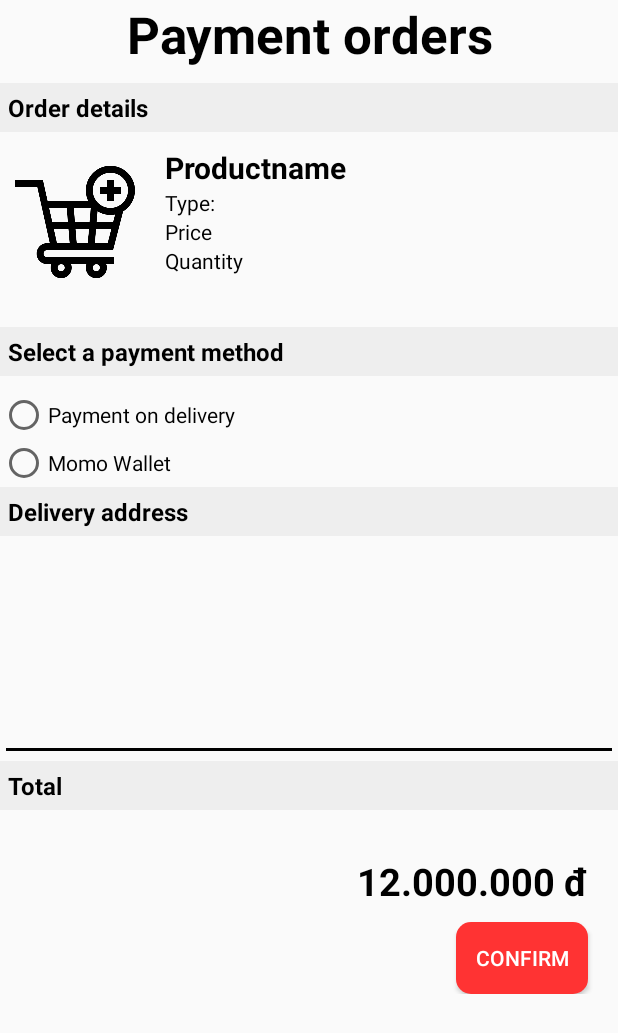
After one commit to Khangnekk/Android_Phone_Shop, an Android app: the layout activity_billing.xml on its own in the app's theme, with its tools: preview values and no code run, on a phone screen of 412 x 824 dp. The commit adds this screen. Shown: the top 1033 px of the screen. Run offline under Robolectric (Android 15) with nearby library versions, the phone set to English and light mode, and no system bars; Roboto replaces fonts that are not available here.

Commit message:
add billing screen layout

```diff
--- /dev/null
+++ b/app/src/main/res/drawable/btn_confirm.xml
@@ -0,0 +1,23 @@
+<?xml version="1.0" encoding="utf-8"?>
+<shape xmlns:android="http://schemas.android.com/apk/res/android" android:shape="rectangle">
+
+
+    <!-- Set màu nền-->
+    <solid android:color="#FF3333"/>
+
+    <!-- đặt thuộc tính màu và độ rộng của đường viền -->
+
+
+    <!-- các thuộc tính căn chỉnh-->
+    <padding
+        android:left="20dp"
+        android:top="10dp"
+        android:right="20dp"
+        android:bottom="10dp" >
+    </padding>
+
+    <!-- và đây là bán kính đường tròn ở 4 góc -->
+    <corners
+        android:radius="10dp" >
+    </corners>
+</shape>
--- /dev/null
+++ b/app/src/main/res/layout/activity_billing.xml
@@ -0,0 +1,238 @@
+<?xml version="1.0" encoding="utf-8"?>
+<LinearLayout xmlns:android="http://schemas.android.com/apk/res/android"
+    android:layout_width="match_parent"
+    android:layout_height="match_parent"
+    android:orientation="vertical"
+    android:textAlignment="center">
+
+    <TextView
+        android:id="@+id/textView15"
+        android:layout_width="match_parent"
+        android:layout_height="wrap_content"
+        android:gravity="center"
+        android:text="Payment orders"
+        android:textAlignment="center"
+        android:textColor="#000000"
+        android:textSize="34sp"
+        android:textStyle="bold" />
+
+    <LinearLayout
+        android:layout_width="match_parent"
+        android:layout_height="wrap_content"
+        android:orientation="horizontal">
+
+        <LinearLayout
+            android:layout_width="match_parent"
+            android:layout_height="match_parent"
+            android:layout_marginTop="10dp"
+            android:orientation="vertical">
+
+            <TextView
+                android:id="@+id/textView14"
+                android:layout_width="match_parent"
+                android:layout_height="wrap_content"
+                android:layout_weight="1"
+                android:background="#0C000000"
+                android:padding="5dp"
+                android:text="Order details"
+                android:textColor="@color/black"
+                android:textSize="16sp"
+                android:textStyle="bold" />
+
+            <LinearLayout
+                android:layout_width="match_parent"
+                android:layout_height="wrap_content"
+                android:layout_marginTop="10dp"
+                android:orientation="horizontal">
+
+                <ImageView
+                    android:id="@+id/imageView"
+                    android:layout_width="100dp"
+                    android:layout_height="100dp"
+                    android:padding="10dp"
+                    android:src="@drawable/addtocart" />
+
+                <LinearLayout
+                    android:layout_width="match_parent"
+                    android:layout_height="100dp"
+                    android:orientation="vertical"
+                    android:paddingLeft="10dp"
+                    android:paddingEnd="10dp">
+
+                    <TextView
+                        android:id="@+id/txtProductName"
+                        android:layout_width="match_parent"
+                        android:layout_height="wrap_content"
+                        android:text="Productname"
+                        android:textColor="#000000"
+                        android:textSize="20sp"
+                        android:textStyle="bold" />
+
+                    <TextView
+                        android:id="@+id/txtType"
+                        android:layout_width="match_parent"
+                        android:layout_height="wrap_content"
+                        android:text="Type:"
+                        android:textColor="#000000" />
+
+                    <TextView
+                        android:id="@+id/txtPrice"
+                        android:layout_width="match_parent"
+                        android:layout_height="wrap_content"
+                        android:text="Price"
+                        android:textColor="#000000" />
+
+                    <TextView
+                        android:id="@+id/txtQuantity"
+                        android:layout_width="match_parent"
+                        android:layout_height="wrap_content"
+                        android:text="Quantity"
+                        android:textColor="#000000" />
+                </LinearLayout>
+            </LinearLayout>
+        </LinearLayout>
+
+    </LinearLayout>
+
+    <LinearLayout
+        android:layout_width="match_parent"
+        android:layout_height="wrap_content"
+        android:orientation="horizontal">
+
+        <LinearLayout
+            android:layout_width="match_parent"
+            android:layout_height="wrap_content"
+            android:layout_marginTop="20dp"
+            android:layout_weight="1"
+            android:orientation="vertical">
+
+            <TextView
+                android:id="@+id/textView5"
+                android:layout_width="match_parent"
+                android:layout_height="wrap_content"
+                android:layout_weight="1"
+                android:background="#0C000000"
+                android:padding="5dp"
+                android:text="Select a payment method"
+                android:textColor="@color/black"
+                android:textSize="16sp"
+                android:textStyle="bold" />
+
+            <RadioGroup
+                android:layout_width="match_parent"
+                android:layout_height="match_parent"
+                android:layout_marginTop="10dp"
+                android:orientation="vertical">
+
+                <RadioButton
+                    android:id="@+id/radioButton4"
+                    android:layout_width="wrap_content"
+                    android:layout_height="wrap_content"
+                    android:layout_weight="1"
+                    android:text="Payment on delivery"
+                    android:textColor="#000000" />
+
+                <RadioButton
+                    android:id="@+id/radioButton5"
+                    android:layout_width="wrap_content"
+                    android:layout_height="wrap_content"
+                    android:layout_weight="1"
+                    android:text="Momo Wallet"
+                    android:textColor="#000000" />
+            </RadioGroup>
+        </LinearLayout>
+
+    </LinearLayout>
+
+    <LinearLayout
+        android:layout_width="match_parent"
+        android:layout_height="wrap_content"
+        android:orientation="horizontal">
+
+        <LinearLayout
+            android:layout_width="wrap_content"
+            android:layout_height="wrap_content"
+            android:layout_weight="1"
+            android:orientation="vertical">
+
+            <TextView
+                android:id="@+id/textView6"
+                android:layout_width="match_parent"
+                android:layout_height="wrap_content"
+                android:layout_weight="1"
+                android:background="#0C000000"
+                android:padding="5dp"
+                android:text="Delivery address"
+                android:textColor="@color/black"
+                android:textSize="16sp"
+                android:textStyle="bold" />
+
+            <EditText
+                android:id="@+id/editTextTextMultiLine"
+                android:layout_width="match_parent"
+                android:layout_height="150dp"
+                android:layout_weight="1"
+                android:ems="10"
+                android:gravity="start|top"
+                android:inputType="textMultiLine"
+                android:scrollbars="vertical" />
+
+        </LinearLayout>
+    </LinearLayout>
+
+    <LinearLayout
+        android:layout_width="match_parent"
+        android:layout_height="wrap_content"
+        android:orientation="horizontal">
+
+        <LinearLayout
+            android:layout_width="match_parent"
+            android:layout_height="match_parent"
+            android:layout_marginBottom="20dp"
+            android:layout_weight="1"
+            android:gravity="end"
+            android:orientation="vertical">
+
+            <TextView
+                android:id="@+id/textView8"
+                android:layout_width="match_parent"
+                android:layout_height="wrap_content"
+                android:layout_weight="1"
+                android:background="#0C000000"
+                android:padding="5dp"
+                android:text="Total"
+                android:textColor="@color/black"
+                android:textSize="16sp"
+                android:textStyle="bold" />
+
+            <TextView
+                android:id="@+id/textView10"
+                android:layout_width="match_parent"
+                android:layout_height="wrap_content"
+                android:layout_marginTop="30dp"
+                android:layout_marginBottom="10dp"
+                android:layout_weight="1"
+                android:paddingRight="20dp"
+                android:text="12.000.000 đ"
+                android:textAlignment="textEnd"
+                android:textColor="#000000"
+                android:textSize="25sp"
+                android:textStyle="bold" />
+
+            <Button
+                android:id="@+id/btnConfirm"
+                android:layout_width="wrap_content"
+                android:layout_height="wrap_content"
+                android:layout_marginRight="20dp"
+                android:layout_weight="1"
+                android:background="@drawable/btn_confirm"
+                android:paddingStart="10dp"
+                android:paddingLeft="10dp"
+                android:paddingEnd="10dp"
+                android:paddingRight="10dp"
+                android:text="Confirm"
+                android:textColor="@color/a" />
+        </LinearLayout>
+
+    </LinearLayout>
+</LinearLayout>
--- a/app/src/main/res/values/colors.xml
+++ b/app/src/main/res/values/colors.xml
@@ -4,10 +4,10 @@
     <color name="white">#FFFFFFFF</color>
     <color name = "pink">#ff5ccb</color>
     <color name = "blue">#0090FF</color>
-    <color name = "backgroundColor">#FFFCFC</color>
+    <color name = "backgroundColor">#FCFFFC</color>
     <color name = "textHeading">#303030</color>
     <color name = "a">#FFFFFF</color>
     <color name="colorPrimary">#00BC71</color> <!-- Primary color -->
     <color name="colorPrimaryDark">#000</color> <!-- Darker shade of primary color -->
-    <color name="colorAccent">#E6DEE0</color> <!-- Accent color -->
+    <color name="colorAccent">#000000</color> <!-- Accent color -->
 </resources>
```
